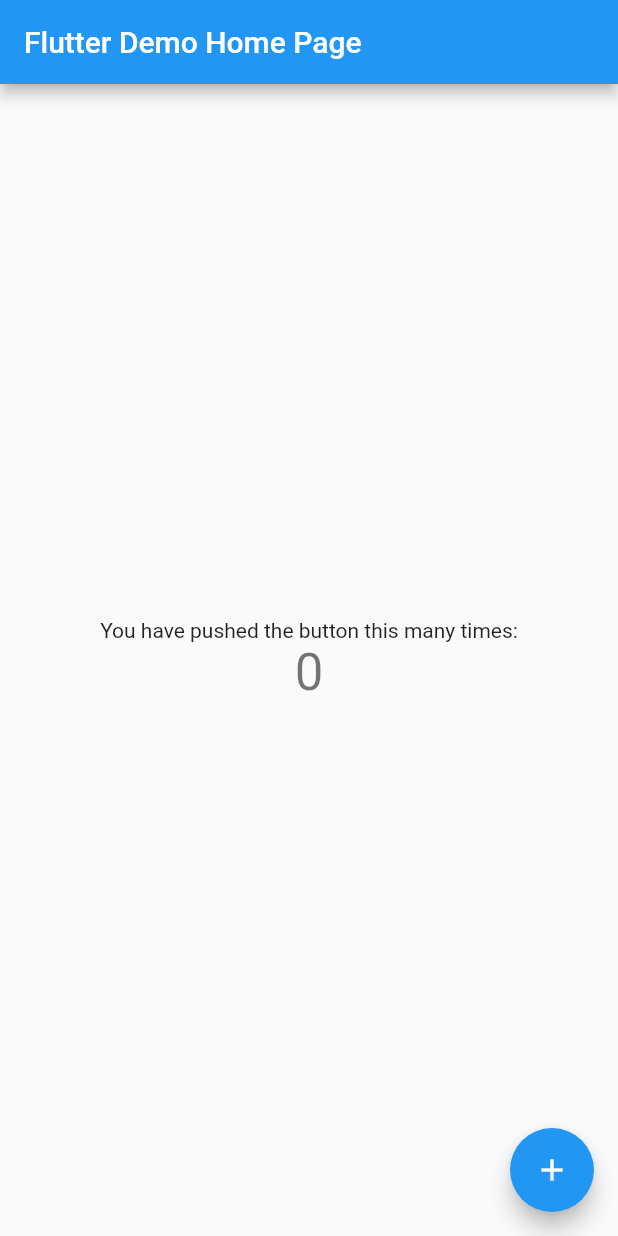
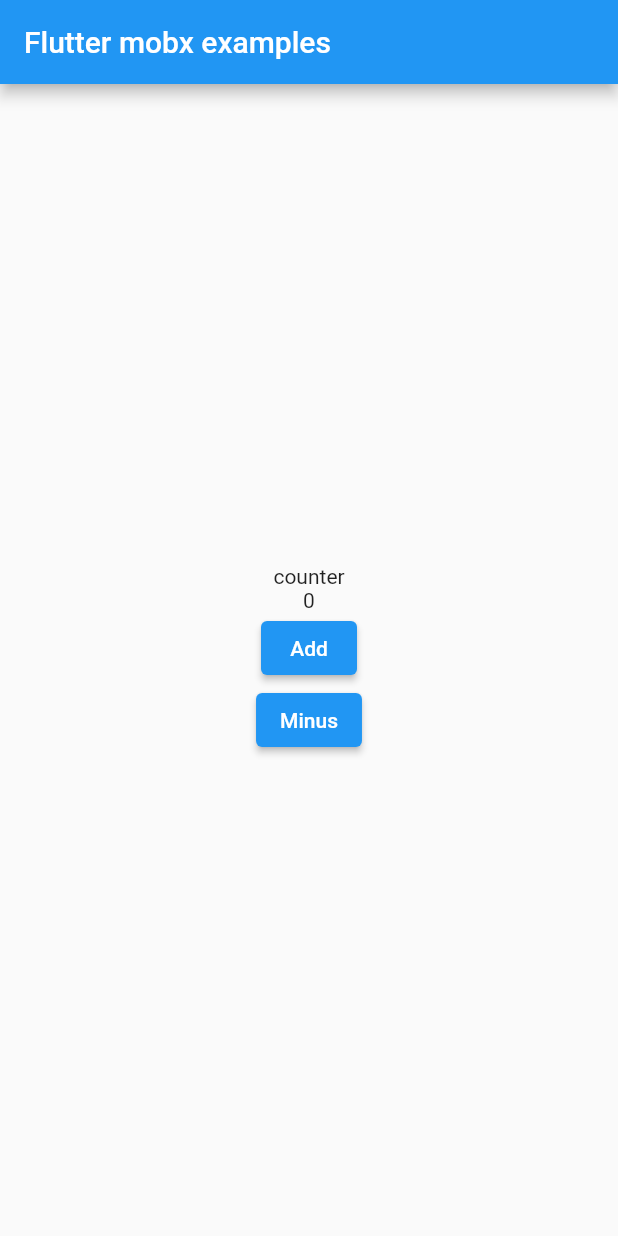
Before and after one commit to alperennbulutt/flutter_mobx_example, a Flutter app: the screen it shows after launch, on a phone screen of 412 x 824 dp. Run offline on Flutter 3.47's test engine with Material 2 defaults, Android fonts, the phone set to English and light mode, and no system bars; our stand-ins replace flutter_mobx, mobx; generated files the repository leaves out were written again.

Commit message:
counter_added

```diff
--- /dev/null
+++ b/lib/counter_page.dart
@@ -0,0 +1,33 @@
+import 'package:flutter/material.dart';
+import 'package:flutter_mobx/flutter_mobx.dart';
+
+class CounterPage extends StatelessWidget {
+  const CounterPage({Key? key}) : super(key: key);
+
+  @override
+  Widget build(BuildContext context) {
+    return Scaffold(
+      appBar: AppBar(
+        title: const Text('Flutter mobx examples'),
+      ),
+      body: Center(
+        child: Column(
+          mainAxisAlignment: MainAxisAlignment.center,
+          children: [
+            const Text('counter'),
+            Observer(builder: (_) => const Text('0')),
+            // ++
+            Row(mainAxisAlignment: MainAxisAlignment.center, children: [
+              ElevatedButton(onPressed: () {}, child: const Text('Add'))
+            ]),
+
+            // --
+            Row(mainAxisAlignment: MainAxisAlignment.center, children: [
+              ElevatedButton(onPressed: () {}, child: const Text('Minus'))
+            ])
+          ],
+        ),
+      ),
+    );
+  }
+}
--- a/lib/main.dart
+++ b/lib/main.dart
@@ -1,4 +1,5 @@
 import 'package:flutter/material.dart';
+import 'package:flutter_mobx_example/counter_page.dart';
 
 void main() {
   runApp(const MyApp());
@@ -7,109 +8,10 @@
 class MyApp extends StatelessWidget {
   const MyApp({Key? key}) : super(key: key);
 
-  // This widget is the root of your application.
   @override
   Widget build(BuildContext context) {
-    return MaterialApp(
-      title: 'Flutter Demo',
-      theme: ThemeData(
-        // This is the theme of your application.
-        //
-        // Try running your application with "flutter run". You'll see the
-        // application has a blue toolbar. Then, without quitting the app, try
-        // changing the primarySwatch below to Colors.green and then invoke
-        // "hot reload" (press "r" in the console where you ran "flutter run",
-        // or simply save your changes to "hot reload" in a Flutter IDE).
-        // Notice that the counter didn't reset back to zero; the application
-        // is not restarted.
-        primarySwatch: Colors.blue,
-      ),
-      home: const MyHomePage(title: 'Flutter Demo Home Page'),
+    return const MaterialApp(
+      home: CounterPage(),
     );
   }
 }
-
-class MyHomePage extends StatefulWidget {
-  const MyHomePage({Key? key, required this.title}) : super(key: key);
-
-  // This widget is the home page of your application. It is stateful, meaning
-  // that it has a State object (defined below) that contains fields that affect
-  // how it looks.
-
-  // This class is the configuration for the state. It holds the values (in this
-  // case the title) provided by the parent (in this case the App widget) and
-  // used by the build method of the State. Fields in a Widget subclass are
-  // always marked "final".
-
-  final String title;
-
-  @override
-  State<MyHomePage> createState() => _MyHomePageState();
-}
-
-class _MyHomePageState extends State<MyHomePage> {
-  int _counter = 0;
-
-  void _incrementCounter() {
-    setState(() {
-      // This call to setState tells the Flutter framework that something has
-      // changed in this State, which causes it to rerun the build method below
-      // so that the display can reflect the updated values. If we changed
-      // _counter without calling setState(), then the build method would not be
-      // called again, and so nothing would appear to happen.
-      _counter++;
-    });
-  }
-
-  @override
-  Widget build(BuildContext context) {
-    // This method is rerun every time setState is called, for instance as done
-    // by the _incrementCounter method above.
-    //
-    // The Flutter framework has been optimized to make rerunning build methods
-    // fast, so that you can just rebuild anything that needs updating rather
-    // than having to individually change instances of widgets.
-    return Scaffold(
-      appBar: AppBar(
-        // Here we take the value from the MyHomePage object that was created by
-        // the App.build method, and use it to set our appbar title.
-        title: Text(widget.title),
-      ),
-      body: Center(
-        // Center is a layout widget. It takes a single child and positions it
-        // in the middle of the parent.
-        child: Column(
-          // Column is also a layout widget. It takes a list of children and
-          // arranges them vertically. By default, it sizes itself to fit its
-          // children horizontally, and tries to be as tall as its parent.
-          //
-          // Invoke "debug painting" (press "p" in the console, choose the
-          // "Toggle Debug Paint" action from the Flutter Inspector in Android
-          // Studio, or the "Toggle Debug Paint" command in Visual Studio Code)
-          // to see the wireframe for each widget.
-          //
-          // Column has various properties to control how it sizes itself and
-          // how it positions its children. Here we use mainAxisAlignment to
-          // center the children vertically; the main axis here is the vertical
-          // axis because Columns are vertical (the cross axis would be
-          // horizontal).
-          mainAxisAlignment: MainAxisAlignment.center,
-          children: <Widget>[
-            const Text(
-              'You have pushed the button this many times:',
-            ),
-            Text(
-              '$_counter',
-              style: Theme.of(context).textTheme.headline4,
-            ),
-          ],
-        ),
-      ),
-      floatingActionButton: FloatingActionButton(
-        onPressed: _incrementCounter,
-        tooltip: 'Increment',
-        child: const Icon(Icons.add),
-      ), // This trailing comma makes auto-formatting nicer for build methods.
-    );
-  }
-}
--- a/lib/state/weather_store.dart
+++ /dev/null
@@ -1,6 +0,0 @@
-import 'package:mobx/mobx.dart';
-part 'weather_store.g.dart';
-
-class WatherStore = _WatherStoreBase with _$WatherStore;
-
-abstract class _WatherStoreBase with Store {}
--- a/pubspec.yaml
+++ b/pubspec.yaml
@@ -50,7 +50,6 @@
   # rules and activating additional ones.
   flutter_lints: ^1.0.0
   build_runner: ^2.1.7
-  mobx_codegen: ^2.0.5+2
 
 # For information on the generic Dart part of this file, see the
 # following page: https://dart.dev/tools/pub/pubspec
```
Also changed, not shown: lib/store/counter/counter.dart (added, +18 -0 lines), lib/state/weather_store.g.dart (deleted), lib/store/counter/counter.g.dart (added).
